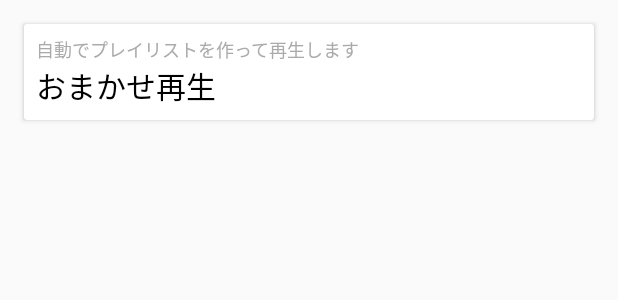
After one commit to chuross/trancebaka, an Android app: the layout view_quick_play.xml on its own in the app's theme, with its tools: preview values and no code run, on a phone screen of 412 x 824 dp. The commit adds this screen. Shown: the top 300 px of the screen. Run offline under Robolectric (Android 15) with nearby library versions, the phone set to English and light mode, and no system bars.

Commit message:
おまかせ再生のViewを追加した

```diff
--- a/app/build.gradle
+++ b/app/build.gradle
@@ -64,6 +64,8 @@ dependencies {
     // support libs
     compile 'com.android.support:appcompat-v7:23.3.0'
     compile 'com.android.support:design:23.3.0'
+    compile 'com.android.support:recyclerview-v7:23.3.0'
+    compile 'com.android.support:cardview-v7:23.3.0'
 
     // di
     compile 'com.google.dagger:dagger:2.2'
@@ -78,6 +80,7 @@ dependencies {
     compile 'com.hannesdorfmann.fragmentargs:annotation:3.0.2'
     kapt 'com.hannesdorfmann.fragmentargs:processor:3.0.2'
     compile 'it.sephiroth.android.library.bottomnavigation:bottom-navigation:1.0.6'
+    compile 'com.github.chuross:recyclerviewadapters:1.0.0'
 
     // tests
     testCompile 'junit:junit:4.12'
--- a/app/src/main/res/layout/fragment_home_screen.xml
+++ b/app/src/main/res/layout/fragment_home_screen.xml
@@ -2,8 +2,6 @@
 <layout
     xmlns:android="http://schemas.android.com/apk/res/android"
     xmlns:app="http://schemas.android.com/apk/res-auto">
-
-    <data></data>
 
     <android.support.design.widget.CoordinatorLayout
         android:layout_width="match_parent"
--- a/app/src/main/res/layout/fragment_module_category.xml
+++ b/app/src/main/res/layout/fragment_module_category.xml
@@ -2,9 +2,6 @@
 <layout
     xmlns:android="http://schemas.android.com/apk/res/android"
     xmlns:app="http://schemas.android.com/apk/res-auto">
-
-    <data>
-    </data>
 
     <android.support.design.widget.CoordinatorLayout
         android:layout_width="match_parent"
--- /dev/null
+++ b/app/src/main/res/layout/view_quick_play.xml
@@ -0,0 +1,31 @@
+<?xml version="1.0" encoding="utf-8"?>
+<android.support.v7.widget.CardView
+    xmlns:android="http://schemas.android.com/apk/res/android"
+    xmlns:app="http://schemas.android.com/apk/res-auto"
+    android:layout_width="match_parent"
+    android:layout_height="wrap_content"
+    android:layout_margin="16dp"
+    android:clickable="true"
+    android:foreground="?android:attr/selectableItemBackground"
+    app:contentPadding="8dp">
+
+    <LinearLayout
+        android:layout_width="match_parent"
+        android:layout_height="wrap_content"
+        android:orientation="vertical">
+
+        <TextView
+            android:layout_width="wrap_content"
+            android:layout_height="wrap_content"
+            android:textColor="@android:color/darker_gray"
+            android:textSize="12sp"
+            android:text="自動でプレイリストを作って再生します" />
+
+        <TextView
+            android:layout_width="match_parent"
+            android:layout_height="wrap_content"
+            android:text="おまかせ再生"
+            android:textSize="20sp"
+            android:textColor="@android:color/black" />
+    </LinearLayout>
+</android.support.v7.widget.CardView>
```
Also changed, not shown: app/src/main/kotlin/com/github/chuross/trancebaka/ui/fragment/module/HomeFragment.kt (+9 -0 lines), app/src/main/kotlin/com/github/chuross/trancebaka/ui/list/BindableViewItem.kt (added, +33 -0 lines), app/src/main/kotlin/com/github/chuross/trancebaka/ui/list/ListSectionViewItem.kt (added, +10 -0 lines), app/src/main/res/layout/fragment_module_home.xml (+16 -7 lines), app/src/main/res/layout/view_list_section.xml (added, +22 -0 lines).
